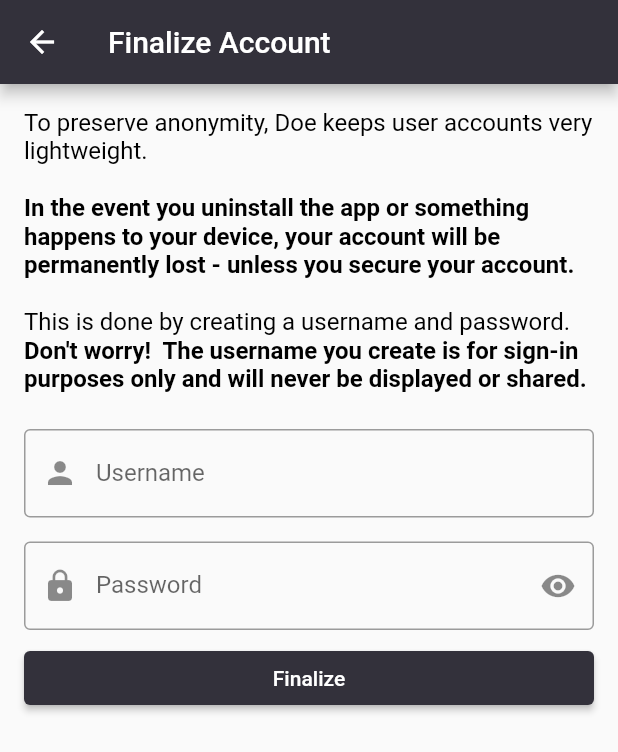
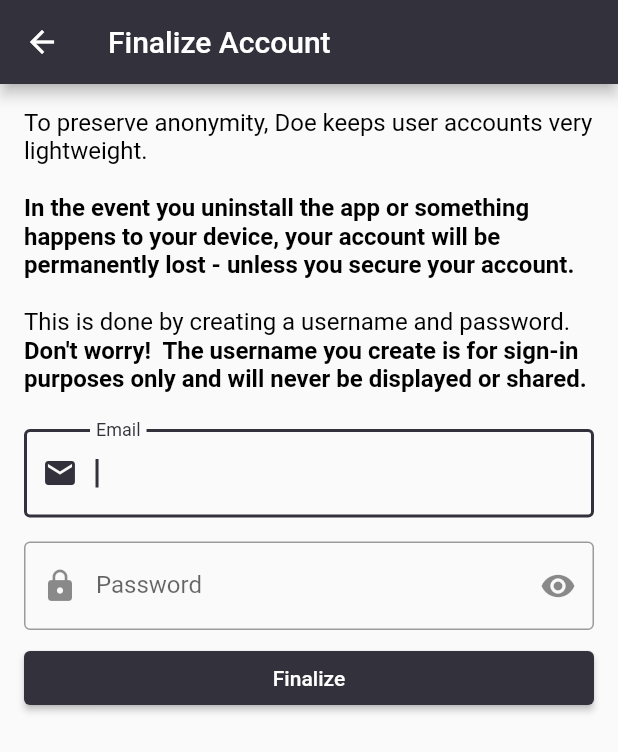
Before and after one commit to AlexHartford/oneword, a Flutter app: the Finalize screen opened by its route, on a phone screen of 412 x 824 dp. Shown: the top 752 px of the screen. Run offline on Flutter 3.47's test engine with Material 2 defaults, Android fonts, the phone set to English and light mode, and no system bars; our stand-ins replace device_info, firebase_auth, flutter_hooks, font_awesome_flutter, shared_preferences; accounts and stored records are empty; network calls fail.

Commit message:
Refactored for email sign in

```diff
--- /dev/null
+++ b/lib/src/general/auth/email_field.dart
@@ -0,0 +1,47 @@
+import 'package:flutter/material.dart';
+import 'package:flutter_hooks/flutter_hooks.dart';
+import 'package:provider/provider.dart';
+
+import 'package:oneword/src/state/user.dart';
+
+class EmailField extends HookWidget {
+  final TextEditingController controller;
+
+  EmailField({Key key, @required this.controller}) : super(key: key);
+
+  @override
+  Widget build(BuildContext context) {
+
+    final user = Provider.of<UserState>(context);
+
+    final unique = useState(true);
+
+    _checkEmail(String value) async {
+      unique.value = await user.checkEmail(value);
+    }
+
+    _validator(String value) {
+      if (value.isEmpty) return 'Please enter email';
+//      if (value.length < MIN_USERNAME_LENGTH) return 'Username too short';
+//      if (!RegExp(VALID_USERNAME_REGEX).hasMatch(value)) return 'Username cannot contain special characters';
+      _checkEmail(value);
+      if (!unique.value) return 'Email already in use';
+      return null;
+    }
+
+    return Padding(
+      padding: const EdgeInsets.fromLTRB(16.0, 8.0, 16.0, 8.0),
+      child: TextFormField(
+        autofocus: true,
+        controller: controller,
+        validator: _validator,
+        autovalidate: false,
+        decoration: InputDecoration(
+          prefixIcon: Icon(Icons.email),
+          labelText: 'Email',
+          border: OutlineInputBorder()
+        ),
+      ),
+    );
+  }
+}
--- a/lib/src/state/user.dart
+++ b/lib/src/state/user.dart
@@ -106,12 +106,28 @@ class UserState with ChangeNotifier {
   String convertUsername(String username) => '$username@doeapp.io';
   String convertEmail(String email) => email.substring(0, email.indexOf('@'));
 
-  Future<bool> checkUsername(String username) async =>
-      (await _auth.fetchSignInMethodsForEmail(email: convertUsername(username))).isEmpty;
+  Future<bool> checkEmail(String email) async =>
+      (await _auth.fetchSignInMethodsForEmail(email: email)).isEmpty;
 
   Future<bool> update() async {
     // Updates like added posts, security questions
     return true;
+  }
+
+  Future<bool> createWithEmail(String email, String password) async {
+    print(email);
+    try {
+      AuthResult res = await _auth.createUserWithEmailAndPassword(email: email, password: password);
+      _user = res.user;
+      _user.sendEmailVerification();
+      await _getMetadata();
+      _status = Status.Authenticated;
+      notifyListeners();
+      return true;
+    } catch (e) {
+      print(e);
+      return false;
+    }
   }
 
   Future<bool> convert(String username, String password) async {
--- a/lib/src/tabs/account/delete/view.dart
+++ b/lib/src/tabs/account/delete/view.dart
@@ -4,8 +4,8 @@ import 'package:oneword/app_text.dart';
 import 'package:oneword/src/tabs/account/finalize/text_section.dart';
 import 'package:provider/provider.dart';
 
-import 'package:oneword/src/tabs/account/finalize/submit_button.dart';
-import 'package:oneword/src/tabs/account/finalize/password.dart';
+import 'package:oneword/src/general/auth/submit_button.dart';
+import 'package:oneword/src/general/auth/password_field.dart';
 
 import 'package:oneword/src/state/user.dart';
 
--- a/lib/src/tabs/account/finalize/username.dart
+++ /dev/null
@@ -1,51 +0,0 @@
-import 'package:flutter/material.dart';
-import 'package:flutter_hooks/flutter_hooks.dart';
-import 'package:oneword/src/state/user.dart';
-
-class UsernameField extends HookWidget {
-  final TextEditingController controller;
-  final Function checkUsername;
-
-  UsernameField({Key key, @required this.controller, @required this.checkUsername}) : super(key: key);
-
-  @override
-  Widget build(BuildContext context) {
-
-    final unique = useState(true);
-    final isValidating = useState(false);
-
-    _checkUsername(String value) async {
-      unique.value = await checkUsername(value);
-    }
-
-    _validator(String value) {
-      if (value.isEmpty) return 'Please enter username';
-      if (value.length < MIN_USERNAME_LENGTH) return 'Username too short';
-      if (!RegExp(VALID_USERNAME_REGEX).hasMatch(value)) return 'Username cannot contain special characters';
-      _checkUsername(value);
-      if (!unique.value) return 'Username already taken';
-      return null;
-    }
-
-    _onChanged(String text) {
-      if (isValidating.value == true) return;
-      if (text.length > MIN_USERNAME_LENGTH) isValidating.value = true;
-      if (!RegExp(VALID_USERNAME_REGEX).hasMatch(text)) isValidating.value = true;
-    }
-
-    return Padding(
-      padding: const EdgeInsets.fromLTRB(16.0, 8.0, 16.0, 8.0),
-      child: TextFormField(
-        controller: controller,
-        validator: _validator,
-        autovalidate: isValidating.value,
-        decoration: InputDecoration(
-          prefixIcon: Icon(Icons.person),
-          labelText: 'Username',
-          border: OutlineInputBorder()
-        ),
-        onChanged: _onChanged,
-      ),
-    );
-  }
-}
--- a/lib/src/tabs/account/finalize/view.dart
+++ b/lib/src/tabs/account/finalize/view.dart
@@ -4,9 +4,9 @@ import 'package:oneword/app_text.dart';
 import 'package:oneword/src/tabs/account/finalize/text_section.dart';
 import 'package:provider/provider.dart';
 
-import 'package:oneword/src/tabs/account/finalize/submit_button.dart';
-import 'package:oneword/src/tabs/account/finalize/password.dart';
-import 'package:oneword/src/tabs/account/finalize/username.dart';
+import 'package:oneword/src/general/auth/submit_button.dart';
+import 'package:oneword/src/general/auth/password_field.dart';
+import 'package:oneword/src/general/auth/email_field.dart';
 
 import 'package:oneword/src/state/user.dart';
 
@@ -63,7 +63,7 @@ class Finalize extends HookWidget {
             shrinkWrap: false,
             children: <Widget>[
               TextSection(text: SECURE_ACCOUNT_DIALOG_TEXT),
-              UsernameField(controller: _usernameController, checkUsername: user.checkUsername),
+              EmailField(controller: _usernameController),
               PasswordField(controller: _passwordController),
               SubmitButton(submit: _convert, loading: loading.value, text: 'Finalize')
             ],
--- a/lib/src/tabs/account/settings/change_password.dart
+++ b/lib/src/tabs/account/settings/change_password.dart
@@ -4,8 +4,8 @@ import 'package:oneword/app_text.dart';
 import 'package:oneword/src/tabs/account/finalize/text_section.dart';
 import 'package:provider/provider.dart';
 
-import 'package:oneword/src/tabs/account/finalize/submit_button.dart';
-import 'package:oneword/src/tabs/account/finalize/password.dart';
+import 'package:oneword/src/general/auth/submit_button.dart';
+import 'package:oneword/src/general/auth/password_field.dart';
 
 import 'package:oneword/src/state/user.dart';
 
```
Also changed, not shown: lib/src/welcome/create_email.dart (added, +67 -0 lines), lib/src/welcome/view.dart (+15 -1 lines), lib/src/general/auth/password_field.dart (renamed from lib/src/tabs/account/finalize/password.dart), lib/src/general/auth/submit_button.dart (renamed from lib/src/tabs/account/finalize/submit_button.dart).
